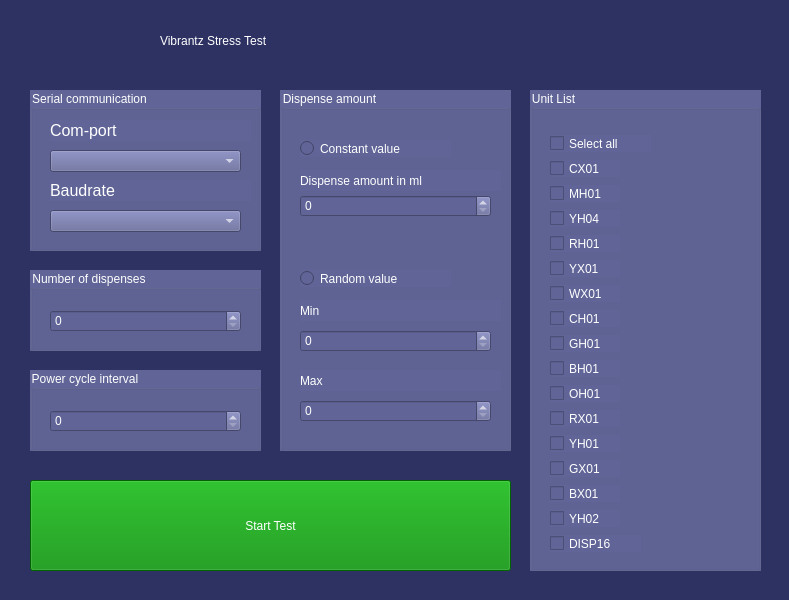
Qt form duurtest/Duurtest_GUI.ui (Tom-v-h/Duurtest) before a commit.
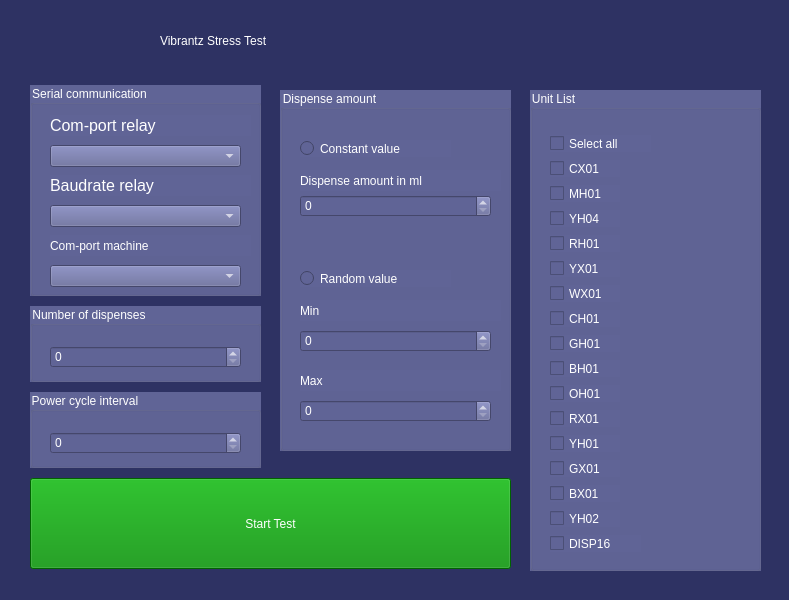
The same form after that commit. Icons and pictures are not drawn.

```diff
--- a/duurtest/Duurtest_GUI.ui
+++ b/duurtest/Duurtest_GUI.ui
@@ -314,7 +314,7 @@
       <property name="geometry">
        <rect>
         <x>30</x>
-        <y>410</y>
+        <y>408</y>
         <width>481</width>
         <height>91</height>
        </rect>
@@ -336,9 +336,9 @@
       <property name="geometry">
        <rect>
         <x>30</x>
-        <y>20</y>
+        <y>15</y>
         <width>231</width>
-        <height>161</height>
+        <height>211</height>
        </rect>
       </property>
       <property name="styleSheet">
@@ -391,7 +391,7 @@
         <string notr="true">font: 12pt &quot;MS Shell Dlg 2&quot;;</string>
        </property>
        <property name="text">
-        <string>Com-port</string>
+        <string>Com-port relay</string>
        </property>
       </widget>
       <widget class="QLabel" name="label_8">
@@ -416,17 +416,43 @@
         <string notr="true">font: 12pt &quot;MS Shell Dlg 2&quot;;</string>
        </property>
        <property name="text">
-        <string>Baudrate</string>
+        <string>Baudrate relay</string>
        </property>
       </widget>
-     </widget>
+           <widget class="QLabel" name="label_9">
+       <property name="geometry">
+        <rect>
+         <x>20</x>
+         <y>150</y>
+         <width>201</width>
+         <height>21</height>
+        </rect>
+       </property>
+       <property name="styleSheet">
+        <string notr="true">font: 12pt &quot;MS Shell Dlg 2&quot;;</string>
+       </property>
+       <property name="text">
+        <string>Com-port machine</string>
+       </property>
+      </widget>
+      <widget class="QComboBox" name="Machine_comboBox">
+       <property name="geometry">
+        <rect>
+         <x>20</x>
+         <y>180</y>
+         <width>191</width>
+         <height>22</height>
+        </rect>
+       </property>
+      </widget>
+</widget>
      <widget class="QGroupBox" name="PowerCycleSelect">
       <property name="geometry">
        <rect>
         <x>30</x>
-        <y>300</y>
+        <y>322</y>
         <width>231</width>
-        <height>81</height>
+        <height>76</height>
        </rect>
       </property>
       <property name="styleSheet">
@@ -604,9 +630,9 @@
       <property name="geometry">
        <rect>
         <x>30</x>
-        <y>200</y>
+        <y>236</y>
         <width>231</width>
-        <height>81</height>
+        <height>76</height>
        </rect>
       </property>
       <property name="styleSheet">
```
